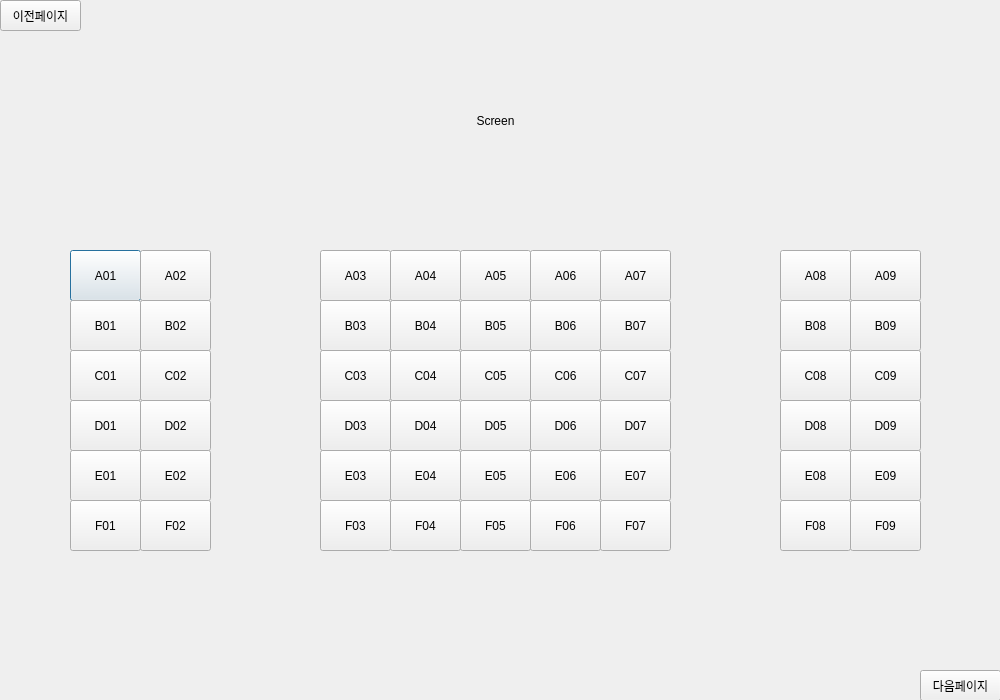
Before: the Qt Designer form ui/bookpage3.ui in 2sseong/mini_project_2025-03, drawn with Qt 5.
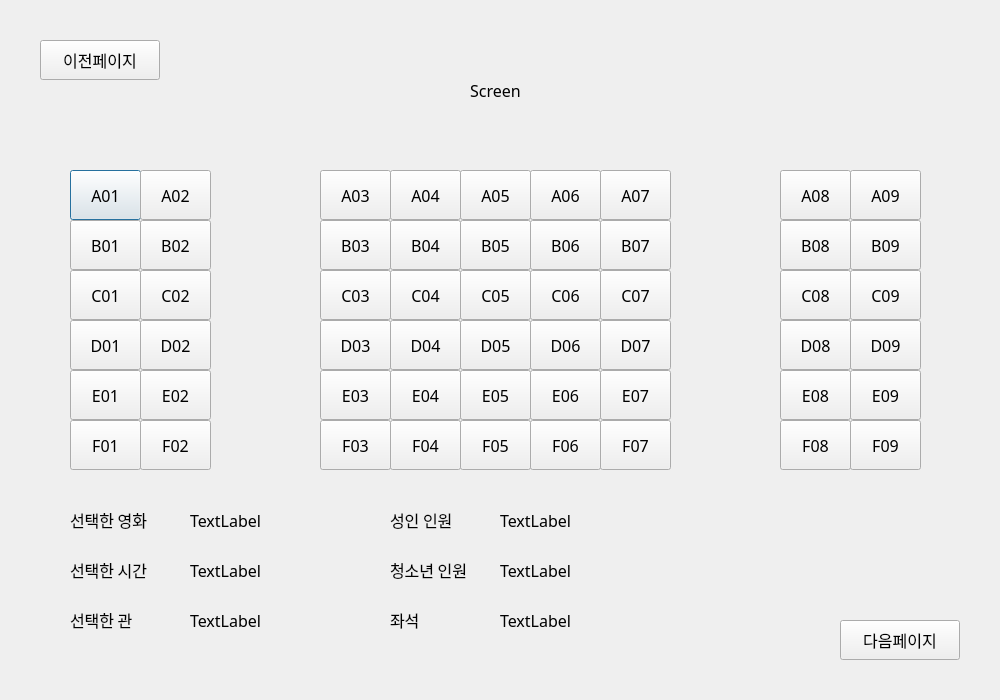
After: the same form once the commit is applied.

```diff
--- a/ui/bookpage3.ui
+++ b/ui/bookpage3.ui
@@ -10,6 +10,18 @@
     <height>700</height>
    </rect>
   </property>
+  <property name="minimumSize">
+   <size>
+    <width>1000</width>
+    <height>700</height>
+   </size>
+  </property>
+  <property name="maximumSize">
+   <size>
+    <width>1000</width>
+    <height>700</height>
+   </size>
+  </property>
   <property name="windowTitle">
    <string>Dialog</string>
   </property>
@@ -17,11 +29,17 @@
    <property name="geometry">
     <rect>
      <x>70</x>
-     <y>250</y>
+     <y>170</y>
      <width>71</width>
-     <height>51</height>
+     <height>50</height>
     </rect>
    </property>
+   <property name="font">
+    <font>
+     <family>NanumGothic</family>
+     <pointsize>12</pointsize>
+    </font>
+   </property>
    <property name="text">
     <string>A01</string>
    </property>
@@ -30,11 +48,17 @@
    <property name="geometry">
     <rect>
      <x>140</x>
-     <y>250</y>
+     <y>170</y>
      <width>71</width>
-     <height>51</height>
+     <height>50</height>
     </rect>
    </property>
+   <property name="font">
+    <font>
+     <family>NanumGothic</family>
+     <pointsize>12</pointsize>
+    </font>
+   </property>
    <property name="text">
     <string>A02</string>
    </property>
@@ -43,11 +67,17 @@
    <property name="geometry">
     <rect>
      <x>70</x>
-     <y>300</y>
+     <y>220</y>
      <width>71</width>
-     <height>51</height>
+     <height>50</height>
     </rect>
    </property>
+   <property name="font">
+    <font>
+     <family>NanumGothic</family>
+     <pointsize>12</pointsize>
+    </font>
+   </property>
    <property name="text">
     <string>B01</string>
    </property>
@@ -56,11 +86,17 @@
    <property name="geometry">
     <rect>
      <x>140</x>
-     <y>300</y>
+     <y>220</y>
      <width>71</width>
-     <height>51</height>
+     <height>50</height>
     </rect>
    </property>
+   <property name="font">
+    <font>
+     <family>NanumGothic</family>
+     <pointsize>12</pointsize>
+    </font>
+   </property>
    <property name="text">
     <string>B02</string>
    </property>
@@ -69,11 +105,17 @@
    <property name="geometry">
     <rect>
      <x>140</x>
-     <y>400</y>
+     <y>320</y>
      <width>71</width>
-     <height>51</height>
+     <height>50</height>
     </rect>
    </property>
+   <property name="font">
+    <font>
+     <family>NanumGothic</family>
+     <pointsize>12</pointsize>
+    </font>
+   </property>
    <property name="text">
     <string>D02</string>
    </property>
@@ -82,11 +124,17 @@
    <property name="geometry">
     <rect>
      <x>140</x>
-     <y>350</y>
+     <y>270</y>
      <width>71</width>
-     <height>51</height>
+     <height>50</height>
     </rect>
    </property>
+   <property name="font">
+    <font>
+     <family>NanumGothic</family>
+     <pointsize>12</pointsize>
+    </font>
+   </property>
    <property name="text">
     <string>C02</string>
    </property>
@@ -95,11 +143,17 @@
    <property name="geometry">
     <rect>
      <x>70</x>
-     <y>350</y>
+     <y>270</y>
      <width>71</width>
-     <height>51</height>
+     <height>50</height>
     </rect>
    </property>
+   <property name="font">
+    <font>
+     <family>NanumGothic</family>
+     <pointsize>12</pointsize>
+    </font>
+   </property>
    <property name="text">
     <string>C01</string>
    </property>
@@ -108,11 +162,17 @@
    <property name="geometry">
     <rect>
      <x>70</x>
-     <y>400</y>
+     <y>320</y>
      <width>71</width>
-     <height>51</height>
+     <height>50</height>
     </rect>
    </property>
+   <property name="font">
+    <font>
+     <family>NanumGothic</family>
+     <pointsize>12</pointsize>
+    </font>
+   </property>
    <property name="text">
     <string>D01</string>
    </property>
@@ -121,11 +181,17 @@
    <property name="geometry">
     <rect>
      <x>140</x>
-     <y>450</y>
+     <y>370</y>
      <width>71</width>
-     <height>51</height>
+     <height>50</height>
     </rect>
    </property>
+   <property name="font">
+    <font>
+     <family>NanumGothic</family>
+     <pointsize>12</pointsize>
+    </font>
+   </property>
    <property name="text">
     <string>E02</string>
    </property>
@@ -134,11 +200,17 @@
    <property name="geometry">
     <rect>
      <x>70</x>
-     <y>450</y>
+     <y>370</y>
      <width>71</width>
-     <height>51</height>
+     <height>50</height>
     </rect>
    </property>
+   <property name="font">
+    <font>
+     <family>NanumGothic</family>
+     <pointsize>12</pointsize>
+    </font>
+   </property>
    <property name="text">
     <string>E01</string>
    </property>
@@ -147,11 +219,17 @@
    <property name="geometry">
     <rect>
      <x>320</x>
-     <y>300</y>
+     <y>220</y>
      <width>71</width>
-     <height>51</height>
+     <height>50</height>
     </rect>
    </property>
+   <property name="font">
+    <font>
+     <family>NanumGothic</family>
+     <pointsize>12</pointsize>
+    </font>
+   </property>
    <property name="text">
     <string>B03</string>
    </property>
@@ -160,11 +238,17 @@
    <property name="geometry">
     <rect>
      <x>320</x>
-     <y>350</y>
+     <y>270</y>
      <width>71</width>
-     <height>51</height>
+     <height>50</height>
     </rect>
    </property>
+   <property name="font">
+    <font>
+     <family>NanumGothic</family>
+     <pointsize>12</pointsize>
+    </font>
+   </property>
    <property name="text">
     <string>C03</string>
    </property>
@@ -173,11 +257,17 @@
    <property name="geometry">
     <rect>
      <x>320</x>
-     <y>250</y>
+     <y>170</y>
      <width>71</width>
-     <height>51</height>
+     <height>50</height>
     </rect>
    </property>
+   <property name="font">
+    <font>
+     <family>NanumGothic</family>
+     <pointsize>12</pointsize>
+    </font>
+   </property>
    <property name="text">
     <string>A03</string>
    </property>
@@ -186,11 +276,17 @@
    <property name="geometry">
     <rect>
      <x>320</x>
-     <y>450</y>
+     <y>370</y>
      <width>71</width>
-     <height>51</height>
+     <height>50</height>
     </rect>
    </property>
+   <property name="font">
+    <font>
+     <family>NanumGothic</family>
+     <pointsize>12</pointsize>
+    </font>
+   </property>
    <property name="text">
     <string>E03</string>
    </property>
@@ -199,11 +295,17 @@
    <property name="geometry">
     <rect>
      <x>320</x>
-     <y>400</y>
+     <y>320</y>
      <width>71</width>
-     <height>51</height>
+     <height>50</height>
     </rect>
    </property>
+   <property name="font">
+    <font>
+     <family>NanumGothic</family>
+     <pointsize>12</pointsize>
+    </font>
+   </property>
    <property name="text">
     <string>D03</string>
    </property>
@@ -212,11 +314,17 @@
    <property name="geometry">
     <rect>
      <x>390</x>
-     <y>350</y>
+     <y>270</y>
      <width>71</width>
-     <height>51</height>
+     <height>50</height>
     </rect>
    </property>
+   <property name="font">
+    <font>
+     <family>NanumGothic</family>
+     <pointsize>12</pointsize>
+    </font>
+   </property>
    <property name="text">
     <string>C04</string>
    </property>
@@ -225,11 +333,17 @@
    <property name="geometry">
     <rect>
      <x>390</x>
-     <y>300</y>
+     <y>220</y>
      <width>71</width>
-     <height>51</height>
+     <height>50</height>
     </rect>
    </property>
+   <property name="font">
+    <font>
+     <family>NanumGothic</family>
+     <pointsize>12</pointsize>
+    </font>
+   </property>
    <property name="text">
     <string>B04</string>
    </property>
@@ -238,11 +352,17 @@
    <property name="geometry">
     <rect>
      <x>390</x>
-     <y>400</y>
+     <y>320</y>
      <width>71</width>
-     <height>51</height>
+     <height>50</height>
     </rect>
    </property>
+   <property name="font">
+    <font>
+     <family>NanumGothic</family>
+     <pointsize>12</pointsize>
+    </font>
+   </property>
    <property name="text">
     <string>D04</string>
    </property>
@@ -251,11 +371,17 @@
    <property name="geometry">
     <rect>
      <x>390</x>
-     <y>450</y>
+     <y>370</y>
      <width>71</width>
-     <height>51</height>
+     <height>50</height>
     </rect>
    </property>
+   <property name="font">
+    <font>
+     <family>NanumGothic</family>
+     <pointsize>12</pointsize>
+    </font>
+   </property>
    <property name="text">
     <string>E04</string>
    </property>
@@ -264,11 +390,17 @@
    <property name="geometry">
     <rect>
      <x>390</x>
-     <y>250</y>
+     <y>170</y>
      <width>71</width>
-     <height>51</height>
+     <height>50</height>
     </rect>
    </property>
+   <property name="font">
+    <font>
+     <family>NanumGothic</family>
+     <pointsize>12</pointsize>
+    </font>
+   </property>
    <property name="text">
     <string>A04</string>
    </property>
@@ -277,11 +409,17 @@
    <property name="geometry">
     <rect>
      <x>460</x>
-     <y>400</y>
+     <y>320</y>
      <width>71</width>
-     <height>51</height>
+     <height>50</height>
     </rect>
    </property>
+   <property name="font">
+    <font>
+     <family>NanumGothic</family>
+     <pointsize>12</pointsize>
+    </font>
+   </property>
    <property name="text">
     <string>D05</string>
    </property>
@@ -290,11 +428,17 @@
    <property name="geometry">
     <rect>
      <x>460</x>
-     <y>450</y>
+     <y>370</y>
      <width>71</width>
-     <height>51</height>
+     <height>50</height>
     </rect>
    </property>
+   <property name="font">
+    <font>
+     <family>NanumGothic</family>
+     <pointsize>12</pointsize>
+    </font>
+   </property>
    <property name="text">
     <string>E05</string>
    </property>
@@ -303,11 +447,17 @@
    <property name="geometry">
     <rect>
      <x>460</x>
-     <y>250</y>
+     <y>170</y>
      <width>71</width>
-     <height>51</height>
+     <height>50</height>
     </rect>
    </property>
+   <property name="font">
+    <font>
+     <family>NanumGothic</family>
+     <pointsize>12</pointsize>
+    </font>
+   </property>
    <property name="text">
     <string>A05</string>
    </property>
@@ -316,11 +466,17 @@
    <property name="geometry">
     <rect>
      <x>460</x>
-     <y>350</y>
+     <y>270</y>
      <width>71</width>
-     <height>51</height>
+     <height>50</height>
     </rect>
    </property>
+   <property name="font">
+    <font>
+     <family>NanumGothic</family>
+     <pointsize>12</pointsize>
+    </font>
+   </property>
    <property name="text">
     <string>C05</string>
    </property>
@@ -329,11 +485,17 @@
    <property name="geometry">
     <rect>
      <x>460</x>
-     <y>300</y>
+     <y>220</y>
      <width>71</width>
-     <height>51</height>
+     <height>50</height>
     </rect>
    </property>
+   <property name="font">
+    <font>
+     <family>NanumGothic</family>
+     <pointsize>12</pointsize>
+    </font>
+   </property>
    <property name="text">
     <string>B05</string>
    </property>
@@ -342,11 +504,17 @@
    <property name="geometry">
     <rect>
      <x>530</x>
-     <y>400</y>
+     <y>320</y>
      <width>71</width>
-     <height>51</height>
+     <height>50</height>
     </rect>
    </property>
+   <property name="font">
+    <font>
+     <family>NanumGothic</family>
+     <pointsize>12</pointsize>
+    </font>
+   </property>
    <property name="text">
     <string>D06</string>
    </property>
@@ -355,11 +523,17 @@
    <property name="geometry">
     <rect>
      <x>530</x>
-     <y>350</y>
+     <y>270</y>
      <width>71</width>
-     <height>51</height>
+     <height>50</height>
     </rect>
    </property>
+   <property name="font">
+    <font>
+     <family>NanumGothic</family>
+     <pointsize>12</pointsize>
+    </font>
+   </property>
    <property name="text">
     <string>C06</string>
    </property>
@@ -368,11 +542,17 @@
    <property name="geometry">
     <rect>
      <x>530</x>
-     <y>250</y>
+     <y>170</y>
      <width>71</width>
-     <height>51</height>
+     <height>50</height>
     </rect>
    </property>
+   <property name="font">
+    <font>
+     <family>NanumGothic</family>
+     <pointsize>12</pointsize>
+    </font>
+   </property>
    <property name="text">
     <string>A06</string>
    </property>
@@ -381,11 +561,17 @@
    <property name="geometry">
     <rect>
      <x>530</x>
-     <y>450</y>
+     <y>370</y>
      <width>71</width>
-     <height>51</height>
+     <height>50</height>
     </rect>
    </property>
+   <property name="font">
+    <font>
+     <family>NanumGothic</family>
+     <pointsize>12</pointsize>
+    </font>
+   </property>
    <property name="text">
     <string>E06</string>
    </property>
@@ -394,11 +580,17 @@
    <property name="geometry">
     <rect>
      <x>530</x>
-     <y>300</y>
+     <y>220</y>
      <width>71</width>
-     <height>51</height>
+     <height>50</height>
     </rect>
    </property>
+   <property name="font">
+    <font>
+     <family>NanumGothic</family>
+     <pointsize>12</pointsize>
+    </font>
+   </property>
    <property name="text">
     <string>B06</string>
    </property>
@@ -407,11 +599,17 @@
    <property name="geometry">
     <rect>
      <x>600</x>
-     <y>350</y>
+     <y>270</y>
      <width>71</width>
-     <height>51</height>
+     <height>50</height>
     </rect>
    </property>
+   <property name="font">
+    <font>
+     <family>NanumGothic</family>
+     <pointsize>12</pointsize>
+    </font>
+   </property>
    <property name="text">
     <string>C07</string>
    </property>
@@ -420,11 +618,17 @@
    <property name="geometry">
     <rect>
      <x>600</x>
-     <y>450</y>
+     <y>370</y>
      <width>71</width>
-     <height>51</height>
+     <height>50</height>
     </rect>
    </property>
+   <property name="font">
+    <font>
+     <family>NanumGothic</family>
+     <pointsize>12</pointsize>
+    </font>
+   </property>
    <property name="text">
     <string>E07</string>
    </property>
@@ -433,11 +637,17 @@
    <property name="geometry">
     <rect>
      <x>600</x>
-     <y>300</y>
+     <y>220</y>
      <width>71</width>
-     <height>51</height>
+     <height>50</height>
     </rect>
    </property>
+   <property name="font">
+    <font>
+     <family>NanumGothic</family>
+     <pointsize>12</pointsize>
+    </font>
+   </property>
    <property name="text">
     <string>B07</string>
    </property>
@@ -446,11 +656,17 @@
    <property name="geometry">
     <rect>
      <x>600</x>
-     <y>250</y>
+     <y>170</y>
      <width>71</width>
-     <height>51</height>
+     <height>50</height>
     </rect>
    </property>
+   <property name="font">
+    <font>
+     <family>NanumGothic</family>
+     <pointsize>12</pointsize>
+    </font>
+   </property>
    <property name="text">
     <string>A07</string>
    </property>
@@ -459,11 +675,17 @@
    <property name="geometry">
     <rect>
      <x>600</x>
-     <y>400</y>
+     <y>320</y>
      <width>71</width>
-     <height>51</height>
+     <height>50</height>
     </rect>
    </property>
+   <property name="font">
+    <font>
+     <family>NanumGothic</family>
+     <pointsize>12</pointsize>
+    </font>
+   </property>
    <property name="text">
     <string>D07</string>
    </property>
@@ -472,11 +694,17 @@
    <property name="geometry">
     <rect>
      <x>530</x>
-     <y>500</y>
+     <y>420</y>
      <width>71</width>
-     <height>51</height>
+     <height>50</height>
     </rect>
    </property>
+   <property name="font">
+    <font>
+     <family>NanumGothic</family>
+     <pointsize>12</pointsize>
+    </font>
+   </property>
    <property name="text">
     <string>F06</string>
    </property>
@@ -485,11 +713,17 @@
    <property name="geometry">
     <rect>
      <x>600</x>
-     <y>500</y>
+     <y>420</y>
      <width>71</width>
-     <height>51</height>
+     <height>50</height>
     </rect>
    </property>
+   <property name="font">
+    <font>
+     <family>NanumGothic</family>
+     <pointsize>12</pointsize>
+    </font>
+   </property>
    <property name="text">
     <string>F07</string>
    </property>
@@ -498,11 +732,17 @@
    <property name="geometry">
     <rect>
      <x>390</x>
-     <y>500</y>
+     <y>420</y>
      <width>71</width>
-     <height>51</height>
+     <height>50</height>
     </rect>
    </property>
+   <property name="font">
+    <font>
+     <family>NanumGothic</family>
+     <pointsize>12</pointsize>
+    </font>
+   </property>
    <property name="text">
     <string>F04</string>
    </property>
@@ -511,11 +751,17 @@
    <property name="geometry">
     <rect>
      <x>320</x>
-     <y>500</y>
+     <y>420</y>
      <width>71</width>
-     <height>51</height>
+     <height>50</height>
     </rect>
    </property>
+   <property name="font">
+    <font>
+     <family>NanumGothic</family>
+     <pointsize>12</pointsize>
+    </font>
+   </property>
    <property name="text">
     <string>F03</string>
    </property>
@@ -524,11 +770,17 @@
    <property name="geometry">
     <rect>
      <x>460</x>
-     <y>500</y>
+     <y>420</y>
      <width>71</width>
-     <height>51</height>
+     <height>50</height>
     </rect>
    </property>
+   <property name="font">
+    <font>
+     <family>NanumGothic</family>
+     <pointsize>12</pointsize>
+    </font>
+   </property>
    <property name="text">
     <string>F05</string>
    </property>
@@ -537,11 +789,17 @@
    <property name="geometry">
     <rect>
      <x>70</x>
-     <y>500</y>
+     <y>420</y>
      <width>71</width>
-     <height>51</height>
+     <height>50</height>
     </rect>
    </property>
+   <property name="font">
+    <font>
+     <family>NanumGothic</family>
+     <pointsize>12</pointsize>
+    </font>
+   </property>
    <property name="text">
     <string>F01</string>
    </property>
@@ -550,11 +808,17 @@
    <property name="geometry">
     <rect>
      <x>140</x>
-     <y>500</y>
+     <y>420</y>
      <width>71</width>
-     <height>51</height>
+     <height>50</height>
     </rect>
    </property>
+   <property name="font">
+    <font>
+     <family>NanumGothic</family>
+     <pointsize>12</pointsize>
+    </font>
+   </property>
    <property name="text">
     <string>F02</string>
    </property>
@@ -563,11 +827,17 @@
    <property name="geometry">
     <rect>
      <x>850</x>
-     <y>300</y>
+     <y>220</y>
      <width>71</width>
-     <height>51</height>
+     <height>50</height>
     </rect>
    </property>
+   <property name="font">
+    <font>
+     <family>NanumGothic</family>
+     <pointsize>12</pointsize>
+    </font>
+   </property>
    <property name="text">
     <string>B09</string>
    </property>
@@ -576,11 +846,17 @@
    <property name="geometry">
     <rect>
      <x>850</x>
-     <y>350</y>
+     <y>270</y>
      <width>71</width>
-     <height>51</height>
+     <height>50</height>
     </rect>
    </property>
+   <property name="font">
+    <font>
+     <family>NanumGothic</family>
+     <pointsize>12</pointsize>
+    </font>
+   </property>
    <property name="text">
     <string>C09</string>
    </property>
@@ -589,11 +865,17 @@
    <property name="geometry">
     <rect>
      <x>780</x>
-     <y>450</y>
+     <y>370</y>
      <width>71</width>
-     <height>51</height>
+     <height>50</height>
     </rect>
    </property>
+   <property name="font">
+    <font>
+     <family>NanumGothic</family>
+     <pointsize>12</pointsize>
+    </font>
+   </property>
    <property name="text">
     <string>E08</string>
    </property>
@@ -602,11 +884,17 @@
    <property name="geometry">
     <rect>
      <x>850</x>
-     <y>250</y>
+     <y>170</y>
      <width>71</width>
-     <height>51</height>
+     <height>50</height>
     </rect>
    </property>
+   <property name="font">
+    <font>
+     <family>NanumGothic</family>
+     <pointsize>12</pointsize>
+    </font>
+   </property>
    <property name="text">
     <string>A09</string>
    </property>
@@ -615,11 +903,17 @@
    <property name="geometry">
     <rect>
      <x>850</x>
-     <y>450</y>
+     <y>370</y>
      <width>71</width>
-     <height>51</height>
+     <height>50</height>
     </rect>
    </property>
+   <property name="font">
+    <font>
+     <family>NanumGothic</family>
+     <pointsize>12</pointsize>
+    </font>
+   </property>
    <property name="text">
     <string>E09</string>
    </property>
@@ -628,11 +922,17 @@
    <property name="geometry">
     <rect>
      <x>780</x>
-     <y>400</y>
+     <y>320</y>
      <width>71</width>
-     <height>51</height>
+     <height>50</height>
     </rect>
    </property>
+   <property name="font">
+    <font>
+     <family>NanumGothic</family>
+     <pointsize>12</pointsize>
+    </font>
+   </property>
    <property name="text">
     <string>D08</string>
    </property>
@@ -641,11 +941,17 @@
    <property name="geometry">
     <rect>
      <x>850</x>
-     <y>500</y>
+     <y>420</y>
      <width>71</width>
-     <height>51</height>
+     <height>50</height>
     </rect>
    </property>
+   <property name="font">
+    <font>
+     <family>NanumGothic</family>
+     <pointsize>12</pointsize>
+    </font>
+   </property>
    <property name="text">
     <string>F09</string>
    </property>
@@ -654,11 +960,17 @@
    <property name="geometry">
     <rect>
      <x>780</x>
-     <y>500</y>
+     <y>420</y>
      <width>71</width>
-     <height>51</height>
+     <height>50</height>
     </rect>
    </property>
+   <property name="font">
+    <font>
+     <family>NanumGothic</family>
+     <pointsize>12</pointsize>
+    </font>
+   </property>
    <property name="text">
     <string>F08</string>
    </property>
@@ -667,11 +979,17 @@
    <property name="geometry">
     <rect>
      <x>780</x>
-     <y>250</y>
+     <y>170</y>
      <width>71</width>
-     <height>51</height>
+     <height>50</height>
     </rect>
    </property>
+   <property name="font">
+    <font>
+     <family>NanumGothic</family>
+     <pointsize>12</pointsize>
+    </font>
+   </property>
    <property name="text">
     <string>A08</string>
    </property>
@@ -680,11 +998,17 @@
    <property name="geometry">
     <rect>
      <x>780</x>
-     <y>350</y>
+     <y>270</y>
      <width>71</width>
-     <height>51</height>
+     <height>50</height>
     </rect>
    </property>
+   <property name="font">
+    <font>
+     <family>NanumGothic</family>
+     <pointsize>12</pointsize>
+    </font>
+   </property>
    <property name="text">
     <string>C08</string>
    </property>
@@ -693,11 +1017,17 @@
    <property name="geometry">
     <rect>
      <x>850</x>
-     <y>400</y>
+     <y>320</y>
      <width>71</width>
-     <height>51</height>
+     <height>50</height>
     </rect>
    </property>
+   <property name="font">
+    <font>
+     <family>NanumGothic</family>
+     <pointsize>12</pointsize>
+    </font>
+   </property>
    <property name="text">
     <string>D09</string>
    </property>
@@ -706,11 +1036,17 @@
    <property name="geometry">
     <rect>
      <x>780</x>
-     <y>300</y>
+     <y>220</y>
      <width>71</width>
-     <height>51</height>
+     <height>50</height>
     </rect>
    </property>
+   <property name="font">
+    <font>
+     <family>NanumGothic</family>
+     <pointsize>12</pointsize>
+    </font>
+   </property>
    <property name="text">
     <string>B08</string>
    </property>
@@ -718,12 +1054,18 @@
   <widget class="QPushButton" name="btn_goback">
    <property name="geometry">
     <rect>
-     <x>0</x>
-     <y>0</y>
-     <width>81</width>
-     <height>31</height>
+     <x>40</x>
+     <y>40</y>
+     <width>120</width>
+     <height>40</height>
     </rect>
    </property>
+   <property name="font">
+    <font>
+     <family>NanumGothic</family>
+     <pointsize>12</pointsize>
+    </font>
+   </property>
    <property name="text">
     <string>이전페이지</string>
    </property>
@@ -731,12 +1073,18 @@
   <widget class="QPushButton" name="btn_next">
    <property name="geometry">
     <rect>
-     <x>920</x>
-     <y>670</y>
-     <width>81</width>
-     <height>31</height>
+     <x>840</x>
+     <y>620</y>
+     <width>120</width>
+     <height>40</height>
     </rect>
    </property>
+   <property name="font">
+    <font>
+     <family>NanumGothic</family>
+     <pointsize>12</pointsize>
+    </font>
+   </property>
    <property name="text">
     <string>다음페이지</string>
    </property>
@@ -745,11 +1093,17 @@
    <property name="geometry">
     <rect>
      <x>170</x>
-     <y>60</y>
+     <y>30</y>
      <width>651</width>
      <height>121</height>
     </rect>
    </property>
+   <property name="font">
+    <font>
+     <family>NanumGothic</family>
+     <pointsize>12</pointsize>
+    </font>
+   </property>
    <property name="text">
     <string>Screen</string>
    </property>
@@ -757,6 +1111,234 @@
     <set>Qt::AlignCenter</set>
    </property>
   </widget>
+  <widget class="QLabel" name="lbl_test2">
+   <property name="geometry">
+    <rect>
+     <x>190</x>
+     <y>560</y>
+     <width>200</width>
+     <height>20</height>
+    </rect>
+   </property>
+   <property name="font">
+    <font>
+     <family>NanumGothic</family>
+     <pointsize>12</pointsize>
+    </font>
+   </property>
+   <property name="text">
+    <string>TextLabel</string>
+   </property>
+  </widget>
+  <widget class="QLabel" name="lbl_test5">
+   <property name="geometry">
+    <rect>
+     <x>500</x>
+     <y>560</y>
+     <width>200</width>
+     <height>20</height>
+    </rect>
+   </property>
+   <property name="font">
+    <font>
+     <family>NanumGothic</family>
+     <pointsize>12</pointsize>
+    </font>
+   </property>
+   <property name="text">
+    <string>TextLabel</string>
+   </property>
+  </widget>
+  <widget class="QLabel" name="label_5">
+   <property name="geometry">
+    <rect>
+     <x>70</x>
+     <y>510</y>
+     <width>91</width>
+     <height>20</height>
+    </rect>
+   </property>
+   <property name="font">
+    <font>
+     <family>NanumGothic</family>
+     <pointsize>12</pointsize>
+    </font>
+   </property>
+   <property name="text">
+    <string>선택한 영화</string>
+   </property>
+  </widget>
+  <widget class="QLabel" name="lbl_test1">
+   <property name="geometry">
+    <rect>
+     <x>190</x>
+     <y>510</y>
+     <width>200</width>
+     <height>20</height>
+    </rect>
+   </property>
+   <property name="font">
+    <font>
+     <family>NanumGothic</family>
+     <pointsize>12</pointsize>
+    </font>
+   </property>
+   <property name="text">
+    <string>TextLabel</string>
+   </property>
+  </widget>
+  <widget class="QLabel" name="label_8">
+   <property name="geometry">
+    <rect>
+     <x>390</x>
+     <y>560</y>
+     <width>91</width>
+     <height>20</height>
+    </rect>
+   </property>
+   <property name="font">
+    <font>
+     <family>NanumGothic</family>
+     <pointsize>12</pointsize>
+    </font>
+   </property>
+   <property name="text">
+    <string>청소년 인원</string>
+   </property>
+  </widget>
+  <widget class="QLabel" name="label_7">
+   <property name="geometry">
+    <rect>
+     <x>390</x>
+     <y>510</y>
+     <width>91</width>
+     <height>20</height>
+    </rect>
+   </property>
+   <property name="font">
+    <font>
+     <family>NanumGothic</family>
+     <pointsize>12</pointsize>
+    </font>
+   </property>
+   <property name="text">
+    <string>성인 인원</string>
+   </property>
+  </widget>
+  <widget class="QLabel" name="lbl_test3">
+   <property name="geometry">
+    <rect>
+     <x>190</x>
+     <y>610</y>
+     <width>200</width>
+     <height>20</height>
+    </rect>
+   </property>
+   <property name="font">
+    <font>
+     <family>NanumGothic</family>
+     <pointsize>12</pointsize>
+    </font>
+   </property>
+   <property name="text">
+    <string>TextLabel</string>
+   </property>
+  </widget>
+  <widget class="QLabel" name="lbl_test4">
+   <property name="geometry">
+    <rect>
+     <x>500</x>
+     <y>510</y>
+     <width>200</width>
+     <height>20</height>
+    </rect>
+   </property>
+   <property name="font">
+    <font>
+     <family>NanumGothic</family>
+     <pointsize>12</pointsize>
+    </font>
+   </property>
+   <property name="text">
+    <string>TextLabel</string>
+   </property>
+  </widget>
+  <widget class="QLabel" name="label_4">
+   <property name="geometry">
+    <rect>
+     <x>70</x>
+     <y>610</y>
+     <width>91</width>
+     <height>20</height>
+    </rect>
+   </property>
+   <property name="font">
+    <font>
+     <family>NanumGothic</family>
+     <pointsize>12</pointsize>
+    </font>
+   </property>
+   <property name="text">
+    <string>선택한 관</string>
+   </property>
+  </widget>
+  <widget class="QLabel" name="label_6">
+   <property name="geometry">
+    <rect>
+     <x>70</x>
+     <y>560</y>
+     <width>91</width>
+     <height>20</height>
+    </rect>
+   </property>
+   <property name="font">
+    <font>
+     <family>NanumGothic</family>
+     <pointsize>12</pointsize>
+    </font>
+   </property>
+   <property name="text">
+    <string>선택한 시간</string>
+   </property>
+  </widget>
+  <widget class="QLabel" name="label_9">
+   <property name="geometry">
+    <rect>
+     <x>390</x>
+     <y>610</y>
+     <width>91</width>
+     <height>20</height>
+    </rect>
+   </property>
+   <property name="font">
+    <font>
+     <family>NanumGothic</family>
+     <pointsize>12</pointsize>
+    </font>
+   </property>
+   <property name="text">
+    <string>좌석</string>
+   </property>
+  </widget>
+  <widget class="QLabel" name="lbl_test5_2">
+   <property name="geometry">
+    <rect>
+     <x>500</x>
+     <y>610</y>
+     <width>200</width>
+     <height>20</height>
+    </rect>
+   </property>
+   <property name="font">
+    <font>
+     <family>NanumGothic</family>
+     <pointsize>12</pointsize>
+    </font>
+   </property>
+   <property name="text">
+    <string>TextLabel</string>
+   </property>
+  </widget>
  </widget>
  <resources/>
  <connections/>
```
